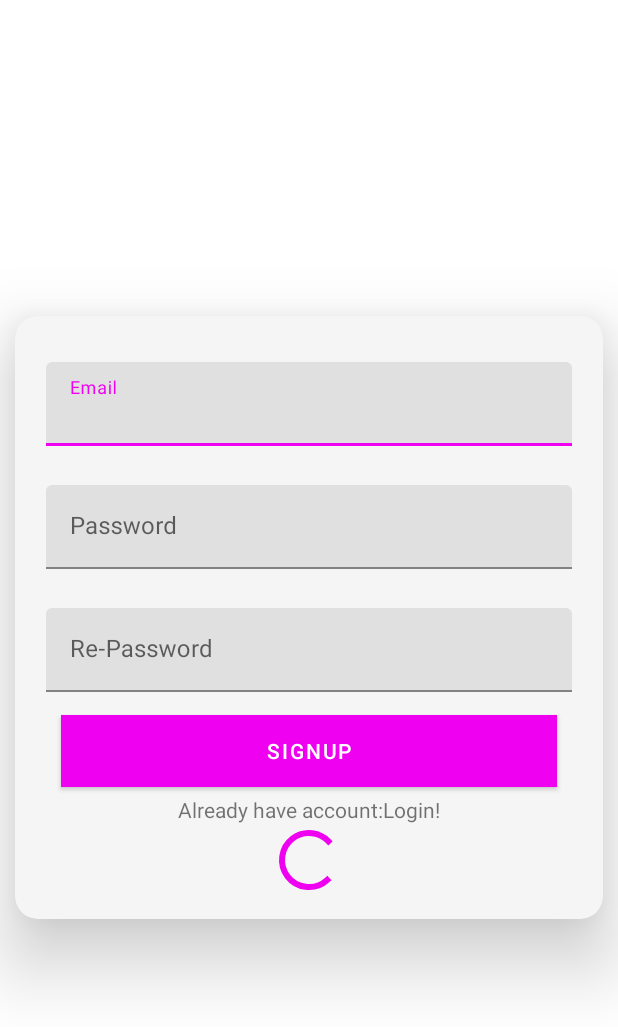
After one commit to AhmedAbdEllatiif/MoviesApp, an Android app: the layout fragment_login_signup.xml on its own in the app's theme, with its tools: preview values and no code run, on a phone screen of 412 x 824 dp. The commit adds this screen. Shown: the top 1027 px of the screen. Run offline under Robolectric (Android 15) with nearby library versions, the phone set to English and light mode, and no system bars.

Commit message:
some changes

```diff
--- a/app/build.gradle
+++ b/app/build.gradle
@@ -11,6 +11,7 @@ android {
     buildToolsVersion "30.0.3"
     buildFeatures {
         viewBinding true
+        dataBinding true
     }
     defaultConfig {
         applicationId "com.ahmed.moviesapp"
--- a/app/src/main/res/layout/activity_main.xml
+++ b/app/src/main/res/layout/activity_main.xml
@@ -5,7 +5,7 @@
     android:layout_width="match_parent"
     android:layout_height="match_parent"
     app:defaultNavHost="true"
-    android:name="androidx.navigation.fragment.NavHostFragment"
+    android:name="com.ahmed.moviesapp.ui.MainNavHost"
     android:id="@+id/main_fragment_container"
     app:navGraph="@navigation/main_screen_nav">
 
--- /dev/null
+++ b/app/src/main/res/layout/fragment_login_signup.xml
@@ -0,0 +1,156 @@
+<?xml version="1.0" encoding="utf-8"?>
+<layout xmlns:android="http://schemas.android.com/apk/res/android"
+    xmlns:app="http://schemas.android.com/apk/res-auto"
+    xmlns:tools="http://schemas.android.com/tools"
+    tools:context=".ui.screens.start_app_screens.LoginSignupFragment">
+
+    <data>
+
+        <variable
+            name="loginViewModel"
+            type="com.ahmed.moviesapp.ui.screens.start_app_screens.LoginViewModel" />
+    </data>
+
+    <!--Main Card-->
+    <androidx.cardview.widget.CardView
+        android:layout_width="match_parent"
+        android:layout_height="wrap_content"
+        android:layout_gravity="center"
+        android:layout_margin="10dp"
+        android:animateLayoutChanges="true"
+        app:cardBackgroundColor="@color/browser_actions_bg_grey"
+        app:cardCornerRadius="15dp"
+        app:cardElevation="30dp"
+        app:contentPadding="15dp"
+        app:layout_constraintBottom_toBottomOf="parent"
+        app:layout_constraintTop_toTopOf="parent">
+
+        <androidx.constraintlayout.widget.ConstraintLayout
+            android:layout_width="match_parent"
+            android:layout_height="wrap_content"
+            android:animateLayoutChanges="true"
+            >
+
+            <!--Email Container-->
+            <com.google.android.material.textfield.TextInputLayout
+                android:id="@+id/emailContainer"
+                android:layout_width="0dp"
+                android:layout_height="wrap_content"
+                android:layout_marginTop="10dp"
+                android:hint="@string/email"
+                android:padding="5dp"
+                app:layout_constraintEnd_toEndOf="parent"
+                app:layout_constraintStart_toStartOf="parent"
+                app:layout_constraintTop_toTopOf="parent">
+
+                <com.google.android.material.textfield.TextInputEditText
+                    android:id="@+id/editTxtEmail"
+                    android:layout_width="match_parent"
+                    android:layout_height="match_parent"
+                    android:drawablePadding="10dp"
+                    android:inputType="textEmailAddress"
+                    android:maxLines="1"
+                    android:nextFocusUp="@id/passwordContainer"
+                    android:singleLine="true"
+                    android:text="@={loginViewModel.inputEmail}"
+                    android:textColor="@color/black"
+                    tools:ignore="RtlCompat" />
+            </com.google.android.material.textfield.TextInputLayout>
+
+            <!--Password Container-->
+            <com.google.android.material.textfield.TextInputLayout
+                android:id="@+id/passwordContainer"
+                android:layout_width="0dp"
+                android:layout_height="wrap_content"
+                android:layout_marginTop="15dp"
+                android:hint="@string/password"
+                android:padding="5dp"
+                app:layout_constraintEnd_toEndOf="parent"
+                app:layout_constraintStart_toStartOf="parent"
+                app:layout_constraintTop_toBottomOf="@+id/emailContainer"
+
+                >
+                <!-- android:nextFocusUp="@id/editTxtEmail"-->
+                <com.google.android.material.textfield.TextInputEditText
+                    android:id="@+id/editTxtpassword"
+                    android:layout_width="match_parent"
+                    android:layout_height="match_parent"
+                    android:drawablePadding="10dp"
+
+                    android:inputType="textPassword"
+                    android:maxLines="1"
+                    android:singleLine="true"
+                    android:text="@={loginViewModel.inputPassword}"
+                    android:textColor="@color/black"
+                    tools:ignore="RtlCompat" />
+            </com.google.android.material.textfield.TextInputLayout>
+
+            <!--Re-Password Container-->
+            <com.google.android.material.textfield.TextInputLayout
+                android:id="@+id/RePasswordContainer"
+                android:layout_width="0dp"
+                android:layout_height="wrap_content"
+                android:layout_marginTop="15dp"
+                android:hint="@string/re_password"
+                android:padding="5dp"
+                app:layout_constraintEnd_toEndOf="parent"
+                app:layout_constraintStart_toStartOf="parent"
+                app:layout_constraintTop_toBottomOf="@+id/passwordContainer"
+
+                >
+
+                <com.google.android.material.textfield.TextInputEditText
+                    android:id="@+id/editTxtRepassword"
+                    android:layout_width="match_parent"
+                    android:layout_height="match_parent"
+                    android:drawablePadding="10dp"
+
+                    android:inputType="textPassword"
+                    android:maxLines="1"
+                    android:nextFocusUp="@id/btn_submit"
+                    android:singleLine="true"
+                    android:text="@={loginViewModel.inputRe_Password}"
+                    android:textColor="@color/black"
+                    tools:ignore="RtlCompat" />
+            </com.google.android.material.textfield.TextInputLayout>
+
+            <!--Button Submit-->
+            <Button
+                android:id="@+id/btn_submit"
+                android:layout_width="match_parent"
+                android:layout_height="wrap_content"
+                android:layout_marginTop="10dp"
+                android:layout_marginStart="15dp"
+                android:layout_marginEnd="15dp"
+                android:onClick="@{()->loginViewModel.submitData()}"
+                android:text="@string/signup"
+                android:background="@color/purple_700"
+                app:layout_constraintTop_toBottomOf="@+id/RePasswordContainer" />
+
+            <!--Text already Have an account-->
+            <TextView
+                android:id="@+id/txtAlreadyHaveAccount"
+                android:layout_width="wrap_content"
+                android:layout_height="wrap_content"
+                android:layout_marginTop="5dp"
+                android:onClick="@{()->loginViewModel.changeViewLogin_Signup()}"
+                android:text="@string/already_have_account"
+                app:layout_constraintEnd_toEndOf="parent"
+                app:layout_constraintStart_toStartOf="parent"
+                app:layout_constraintTop_toBottomOf="@+id/btn_submit" />
+
+            <!--ProgressBar-->
+            <ProgressBar
+                android:id="@+id/progressBar"
+                android:layout_width="wrap_content"
+                android:layout_height="wrap_content"
+                android:indeterminateTint="@color/purple_700"
+                app:layout_constraintEnd_toEndOf="parent"
+                app:layout_constraintStart_toStartOf="parent"
+                app:layout_constraintTop_toBottomOf="@+id/txtAlreadyHaveAccount" />
+
+        </androidx.constraintlayout.widget.ConstraintLayout>
+    </androidx.cardview.widget.CardView>
+
+
+</layout>
```
Also changed, not shown: app/src/main/AndroidManifest.xml (+7 -4 lines), app/src/main/java/com/ahmed/moviesapp/ui/screens/main_screens/MainViewModel.kt (added, +50 -0 lines), app/src/main/java/com/ahmed/moviesapp/ui/screens/start_app_screens/LoginSignupFragment.kt (added, +132 -0 lines), app/src/main/java/com/ahmed/moviesapp/ui/screens/start_app_screens/LoginUiState.kt (added, +16 -0 lines), app/src/main/java/com/ahmed/moviesapp/ui/screens/start_app_screens/LoginViewModel.kt (added, +174 -0 lines), app/src/main/java/com/ahmed/moviesapp/ui/screens/start_app_screens/SplashFragment.kt (added, +29 -0 lines), app/src/main/java/com/ahmed/moviesapp/ui/screens/start_app_screens/StartActivityActivity.kt (renamed from app/src/main/java/com/ahmed/moviesapp/ui/MainActivity.kt, +3 -8 lines), app/src/main/java/com/ahmed/moviesapp/ui/viewmodel/MainViewModel.kt (deleted, +0 -28 lines), app/src/main/res/layout/activity_login.xml (added, +13 -0 lines), app/src/main/res/layout/fragment_splash.xml (added, +14 -0 lines), app/src/main/res/navigation/start_app_nav.xml (added, +22 -0 lines).
